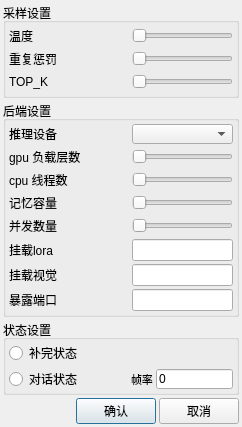
Before: the Qt Designer form src/widget/settings_dialog.ui in ylsdamxssjxxdd/eva, drawn with Qt 5.
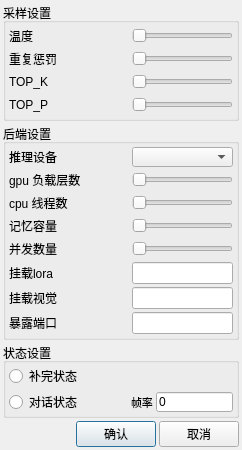
After: the same form once the commit is applied.

Commit message: 添加topp采样参数

```diff
--- a/src/widget/settings_dialog.ui
+++ b/src/widget/settings_dialog.ui
@@ -190,6 +190,51 @@
         </item>
        </layout>
       </item>
+      <item>
+       <layout class="QHBoxLayout" name="horizontalLayout_topp">
+        <item>
+         <widget class="QLabel" name="topp_label">
+          <property name="minimumSize">
+           <size>
+            <width>120</width>
+            <height>20</height>
+           </size>
+          </property>
+          <property name="maximumSize">
+           <size>
+            <width>120</width>
+            <height>16777215</height>
+           </size>
+          </property>
+          <property name="text">
+           <string>TOP_P</string>
+          </property>
+         </widget>
+        </item>
+        <item>
+         <widget class="QSlider" name="topp_slider">
+          <property name="minimumSize">
+           <size>
+            <width>100</width>
+            <height>18</height>
+           </size>
+          </property>
+          <property name="maximumSize">
+           <size>
+            <width>16777215</width>
+            <height>16777215</height>
+           </size>
+          </property>
+          <property name="pageStep">
+           <number>1</number>
+          </property>
+          <property name="orientation">
+           <enum>Qt::Horizontal</enum>
+          </property>
+         </widget>
+        </item>
+       </layout>
+      </item>
      </layout>
     </widget>
    </item>
```
The commit also changes 8 other files.
